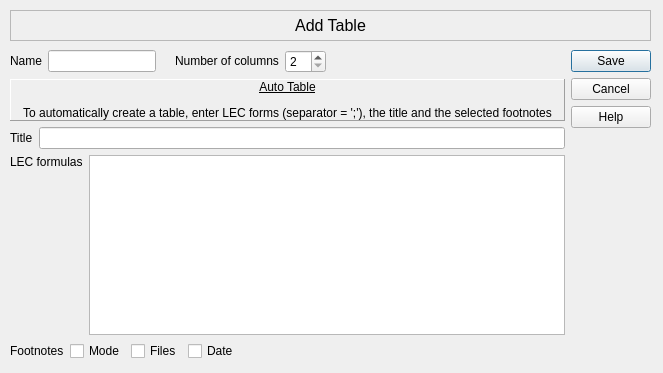
Before: the Qt Designer form gui/iode_objs/new/add_table.ui in plan-be/iode, drawn with Qt 5.
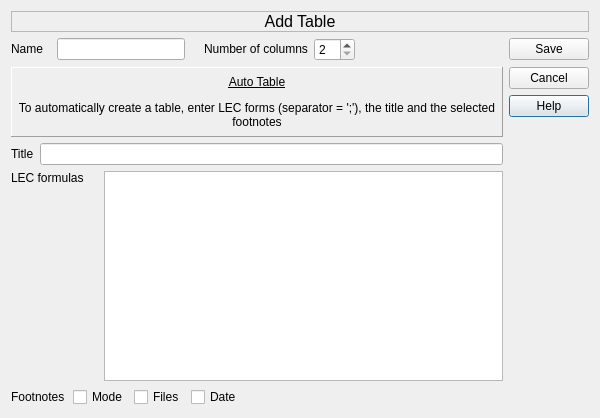
After: the same form once the commit is applied. Custom widgets are drawn as their Qt base class.

Commit message: GUI: (QIodeAddTable) enabled auto-complete in the textEdit_lec field

```diff
--- a/gui/iode_objs/new/add_table.ui
+++ b/gui/iode_objs/new/add_table.ui
@@ -6,155 +6,47 @@
    <rect>
     <x>0</x>
     <y>0</y>
-    <width>663</width>
-    <height>373</height>
+    <width>600</width>
+    <height>418</height>
    </rect>
   </property>
+  <property name="minimumSize">
+   <size>
+    <width>600</width>
+    <height>0</height>
+   </size>
+  </property>
   <property name="windowTitle">
    <string>Table</string>
   </property>
-  <widget class="QLabel" name="label_title">
-   <property name="geometry">
-    <rect>
-     <x>10</x>
-     <y>10</y>
-     <width>641</width>
-     <height>31</height>
-    </rect>
-   </property>
-   <property name="palette">
-    <palette>
-     <active>
-      <colorrole role="Highlight">
-       <brush brushstyle="SolidPattern">
-        <color alpha="255">
-         <red>0</red>
-         <green>120</green>
-         <blue>215</blue>
-        </color>
-       </brush>
-      </colorrole>
-     </active>
-     <inactive>
-      <colorrole role="Highlight">
-       <brush brushstyle="SolidPattern">
-        <color alpha="255">
-         <red>240</red>
-         <green>240</green>
-         <blue>240</blue>
-        </color>
-       </brush>
-      </colorrole>
-     </inactive>
-     <disabled>
-      <colorrole role="Highlight">
-       <brush brushstyle="SolidPattern">
-        <color alpha="255">
-         <red>0</red>
-         <green>120</green>
-         <blue>215</blue>
-        </color>
-       </brush>
-      </colorrole>
-     </disabled>
-    </palette>
-   </property>
-   <property name="font">
-    <font>
-     <pointsize>12</pointsize>
-     <bold>false</bold>
-     <strikeout>false</strikeout>
-    </font>
-   </property>
-   <property name="autoFillBackground">
-    <bool>false</bool>
-   </property>
-   <property name="frameShape">
-    <enum>QFrame::StyledPanel</enum>
-   </property>
-   <property name="frameShadow">
-    <enum>QFrame::Raised</enum>
-   </property>
-   <property name="lineWidth">
-    <number>2</number>
-   </property>
-   <property name="text">
-    <string>Add Table</string>
-   </property>
-   <property name="textFormat">
-    <enum>Qt::AutoText</enum>
-   </property>
-   <property name="alignment">
-    <set>Qt::AlignCenter</set>
-   </property>
-   <property name="wordWrap">
-    <bool>false</bool>
-   </property>
-  </widget>
-  <widget class="QWidget" name="layoutWidget">
-   <property name="geometry">
-    <rect>
-     <x>10</x>
-     <y>50</y>
-     <width>641</width>
-     <height>311</height>
-    </rect>
-   </property>
-   <layout class="QHBoxLayout" name="horizontalLayout_4">
-    <item>
-     <layout class="QVBoxLayout" name="verticalLayout_2">
-      <item>
-       <layout class="QHBoxLayout" name="horizontalLayout">
-        <item>
-         <widget class="QLabel" name="label_name">
-          <property name="sizePolicy">
-           <sizepolicy hsizetype="Fixed" vsizetype="Fixed">
-            <horstretch>0</horstretch>
-            <verstretch>0</verstretch>
-           </sizepolicy>
-          </property>
-          <property name="text">
-           <string>Name</string>
-          </property>
-         </widget>
-        </item>
-        <item>
-         <widget class="QLineEdit" name="lineEdit_name">
-          <property name="sizePolicy">
-           <sizepolicy hsizetype="Minimum" vsizetype="Fixed">
-            <horstretch>0</horstretch>
-            <verstretch>0</verstretch>
-           </sizepolicy>
-          </property>
-         </widget>
-        </item>
-        <item>
-         <widget class="QLabel" name="label">
-          <property name="sizePolicy">
-           <sizepolicy hsizetype="Fixed" vsizetype="Fixed">
-            <horstretch>0</horstretch>
-            <verstretch>0</verstretch>
-           </sizepolicy>
-          </property>
-          <property name="text">
-           <string/>
-          </property>
-         </widget>
-        </item>
-        <item>
-         <widget class="QLabel" name="label_nb_columns">
-          <property name="sizePolicy">
-           <sizepolicy hsizetype="Fixed" vsizetype="Fixed">
-            <horstretch>0</horstretch>
-            <verstretch>0</verstretch>
-           </sizepolicy>
-          </property>
-          <property name="text">
-           <string>Number of columns</string>
-          </property>
-         </widget>
-        </item>
-        <item>
+  <layout class="QGridLayout" name="gridLayout">
+   <item row="8" column="8" colspan="3">
+    <spacer name="horizontalSpacer_2">
+     <property name="orientation">
+      <enum>Qt::Horizontal</enum>
+     </property>
+     <property name="sizeHint" stdset="0">
+      <size>
+       <width>243</width>
+       <height>20</height>
+      </size>
+     </property>
+    </spacer>
+   </item>
+   <item row="7" column="0" colspan="3">
+    <spacer name="verticalSpacer">
+     <property name="orientation">
+      <enum>Qt::Vertical</enum>
+     </property>
+     <property name="sizeHint" stdset="0">
+      <size>
+       <width>20</width>
+       <height>174</height>
+      </size>
+     </property>
+    </spacer>
+   </item>
+   <item row="1" column="9">
          <widget class="QSpinBox" name="spinBox_nb_columns">
           <property name="sizePolicy">
            <sizepolicy hsizetype="Fixed" vsizetype="Fixed">
@@ -170,22 +62,14 @@
           </property>
          </widget>
         </item>
-        <item>
-         <spacer name="horizontalSpacer">
-          <property name="orientation">
-           <enum>Qt::Horizontal</enum>
-          </property>
-          <property name="sizeHint" stdset="0">
-           <size>
-            <width>68</width>
-            <height>20</height>
-           </size>
-          </property>
-         </spacer>
-        </item>
-       </layout>
-      </item>
-      <item>
+   <item row="5" column="0">
+    <widget class="QLabel" name="label_table_title">
+     <property name="text">
+      <string>Title</string>
+     </property>
+    </widget>
+   </item>
+   <item row="2" column="0" rowspan="3" colspan="11">
        <widget class="QLabel" name="label_auto_table">
         <property name="palette">
          <palette>
@@ -284,23 +168,49 @@
         </property>
        </widget>
       </item>
-      <item>
-       <layout class="QHBoxLayout" name="horizontalLayout_2">
-        <item>
-         <widget class="QLabel" name="label_table_title">
-          <property name="text">
-           <string>Title</string>
-          </property>
-         </widget>
-        </item>
-        <item>
+   <item row="1" column="10">
+    <spacer name="horizontalSpacer">
+     <property name="orientation">
+      <enum>Qt::Horizontal</enum>
+     </property>
+     <property name="sizeHint" stdset="0">
+      <size>
+       <width>147</width>
+       <height>20</height>
+      </size>
+     </property>
+    </spacer>
+   </item>
+   <item row="5" column="1" colspan="10">
          <widget class="QLineEdit" name="lineEdit_table_title"/>
         </item>
-       </layout>
-      </item>
-      <item>
-       <layout class="QGridLayout" name="gridLayout">
-        <item row="0" column="0">
+   <item row="4" column="11" rowspan="5">
+    <spacer>
+     <property name="orientation">
+      <enum>Qt::Vertical</enum>
+     </property>
+     <property name="sizeHint" stdset="0">
+      <size>
+       <width>20</width>
+       <height>277</height>
+      </size>
+     </property>
+    </spacer>
+   </item>
+   <item row="8" column="5">
+    <widget class="QCheckBox" name="checkBox_files">
+     <property name="sizePolicy">
+      <sizepolicy hsizetype="Fixed" vsizetype="Fixed">
+       <horstretch>0</horstretch>
+       <verstretch>0</verstretch>
+      </sizepolicy>
+     </property>
+     <property name="text">
+      <string>Files</string>
+     </property>
+    </widget>
+   </item>
+   <item row="6" column="0" colspan="4">
          <widget class="QLabel" name="label_lec">
           <property name="sizePolicy">
            <sizepolicy hsizetype="Fixed" vsizetype="Fixed">
@@ -313,70 +223,14 @@
           </property>
          </widget>
         </item>
-        <item row="1" column="0">
-         <spacer name="verticalSpacer">
-          <property name="orientation">
-           <enum>Qt::Vertical</enum>
-          </property>
-          <property name="sizeHint" stdset="0">
-           <size>
-            <width>20</width>
-            <height>108</height>
-           </size>
-          </property>
-         </spacer>
-        </item>
-        <item row="0" column="1" rowspan="2">
-         <widget class="QTextEdit" name="textEdit_lec">
+   <item row="6" column="4" rowspan="2" colspan="7">
+    <widget class="QIodeCompleteTextEdit" name="textEdit_lec">
           <property name="toolTip">
            <string>&lt;html&gt;&lt;head/&gt;&lt;body&gt;&lt;p&gt;LEC formulas separated by sem-colons ';'&lt;/p&gt;&lt;/body&gt;&lt;/html&gt;</string>
           </property>
          </widget>
         </item>
-       </layout>
-      </item>
-      <item>
-       <layout class="QHBoxLayout" name="horizontalLayout_3">
-        <item>
-         <widget class="QLabel" name="label_footnotes">
-          <property name="sizePolicy">
-           <sizepolicy hsizetype="Fixed" vsizetype="Fixed">
-            <horstretch>0</horstretch>
-            <verstretch>0</verstretch>
-           </sizepolicy>
-          </property>
-          <property name="text">
-           <string>Footnotes</string>
-          </property>
-         </widget>
-        </item>
-        <item>
-         <widget class="QCheckBox" name="checkBox_mode">
-          <property name="sizePolicy">
-           <sizepolicy hsizetype="Fixed" vsizetype="Fixed">
-            <horstretch>0</horstretch>
-            <verstretch>0</verstretch>
-           </sizepolicy>
-          </property>
-          <property name="text">
-           <string>Mode</string>
-          </property>
-         </widget>
-        </item>
-        <item>
-         <widget class="QCheckBox" name="checkBox_files">
-          <property name="sizePolicy">
-           <sizepolicy hsizetype="Fixed" vsizetype="Fixed">
-            <horstretch>0</horstretch>
-            <verstretch>0</verstretch>
-           </sizepolicy>
-          </property>
-          <property name="text">
-           <string>Files</string>
-          </property>
-         </widget>
-        </item>
-        <item>
+   <item row="8" column="6" colspan="2">
          <widget class="QCheckBox" name="checkBox_date">
           <property name="sizePolicy">
            <sizepolicy hsizetype="Fixed" vsizetype="Fixed">
@@ -389,26 +243,49 @@
           </property>
          </widget>
         </item>
-        <item>
-         <spacer name="horizontalSpacer_2">
-          <property name="orientation">
-           <enum>Qt::Horizontal</enum>
-          </property>
-          <property name="sizeHint" stdset="0">
-           <size>
-            <width>218</width>
-            <height>20</height>
-           </size>
-          </property>
-         </spacer>
-        </item>
-       </layout>
-      </item>
-     </layout>
-    </item>
-    <item>
-     <layout class="QVBoxLayout" name="verticalLayout">
-      <item>
+   <item row="3" column="11">
+    <widget class="QPushButton" name="helpButton">
+     <property name="sizePolicy">
+      <sizepolicy hsizetype="Fixed" vsizetype="Fixed">
+       <horstretch>0</horstretch>
+       <verstretch>0</verstretch>
+      </sizepolicy>
+     </property>
+     <property name="text">
+      <string>Help</string>
+     </property>
+     <property name="shortcut">
+      <string>F1</string>
+     </property>
+    </widget>
+   </item>
+   <item row="8" column="3" colspan="2">
+    <widget class="QCheckBox" name="checkBox_mode">
+     <property name="sizePolicy">
+      <sizepolicy hsizetype="Fixed" vsizetype="Fixed">
+       <horstretch>0</horstretch>
+       <verstretch>0</verstretch>
+      </sizepolicy>
+     </property>
+     <property name="text">
+      <string>Mode</string>
+     </property>
+    </widget>
+   </item>
+   <item row="8" column="0" colspan="3">
+    <widget class="QLabel" name="label_footnotes">
+     <property name="sizePolicy">
+      <sizepolicy hsizetype="Fixed" vsizetype="Fixed">
+       <horstretch>0</horstretch>
+       <verstretch>0</verstretch>
+      </sizepolicy>
+     </property>
+     <property name="text">
+      <string>Footnotes</string>
+     </property>
+    </widget>
+   </item>
+   <item row="1" column="11">
        <widget class="QPushButton" name="saveButton">
         <property name="sizePolicy">
          <sizepolicy hsizetype="Fixed" vsizetype="Fixed">
@@ -424,7 +301,118 @@
         </property>
        </widget>
       </item>
-      <item>
+   <item row="1" column="7" colspan="2">
+    <widget class="QLabel" name="label_nb_columns">
+     <property name="sizePolicy">
+      <sizepolicy hsizetype="Fixed" vsizetype="Fixed">
+       <horstretch>0</horstretch>
+       <verstretch>0</verstretch>
+      </sizepolicy>
+     </property>
+     <property name="text">
+      <string>Number of columns</string>
+     </property>
+    </widget>
+   </item>
+   <item row="0" column="0" colspan="12">
+    <widget class="QLabel" name="label_title">
+     <property name="palette">
+      <palette>
+       <active>
+        <colorrole role="Highlight">
+         <brush brushstyle="SolidPattern">
+          <color alpha="255">
+           <red>0</red>
+           <green>120</green>
+           <blue>215</blue>
+          </color>
+         </brush>
+        </colorrole>
+       </active>
+       <inactive>
+        <colorrole role="Highlight">
+         <brush brushstyle="SolidPattern">
+          <color alpha="255">
+           <red>240</red>
+           <green>240</green>
+           <blue>240</blue>
+          </color>
+         </brush>
+        </colorrole>
+       </inactive>
+       <disabled>
+        <colorrole role="Highlight">
+         <brush brushstyle="SolidPattern">
+          <color alpha="255">
+           <red>0</red>
+           <green>120</green>
+           <blue>215</blue>
+          </color>
+         </brush>
+        </colorrole>
+       </disabled>
+      </palette>
+     </property>
+     <property name="font">
+      <font>
+       <pointsize>12</pointsize>
+       <bold>false</bold>
+       <strikeout>false</strikeout>
+      </font>
+     </property>
+     <property name="autoFillBackground">
+      <bool>false</bool>
+     </property>
+     <property name="frameShape">
+      <enum>QFrame::StyledPanel</enum>
+     </property>
+     <property name="frameShadow">
+      <enum>QFrame::Raised</enum>
+     </property>
+     <property name="lineWidth">
+      <number>2</number>
+     </property>
+     <property name="text">
+      <string>Add Table</string>
+     </property>
+     <property name="textFormat">
+      <enum>Qt::AutoText</enum>
+     </property>
+     <property name="alignment">
+      <set>Qt::AlignCenter</set>
+     </property>
+     <property name="wordWrap">
+      <bool>false</bool>
+     </property>
+    </widget>
+   </item>
+   <item row="1" column="0" colspan="2">
+    <widget class="QLabel" name="label_name">
+     <property name="sizePolicy">
+      <sizepolicy hsizetype="Fixed" vsizetype="Fixed">
+       <horstretch>0</horstretch>
+       <verstretch>0</verstretch>
+      </sizepolicy>
+     </property>
+     <property name="text">
+      <string>Name</string>
+     </property>
+    </widget>
+   </item>
+   <item row="1" column="6">
+    <widget class="QLabel" name="label">
+     <property name="sizePolicy">
+      <sizepolicy hsizetype="Fixed" vsizetype="Fixed">
+       <horstretch>0</horstretch>
+       <verstretch>0</verstretch>
+      </sizepolicy>
+     </property>
+     <property name="text">
+      <string/>
+     </property>
+    </widget>
+   </item>
+   <item row="2" column="11">
        <widget class="QPushButton" name="cancelButton">
         <property name="sizePolicy">
          <sizepolicy hsizetype="Fixed" vsizetype="Fixed">
@@ -440,40 +428,25 @@
         </property>
        </widget>
       </item>
-      <item>
-       <widget class="QPushButton" name="helpButton">
+   <item row="1" column="2" colspan="4">
+    <widget class="QLineEdit" name="lineEdit_name">
         <property name="sizePolicy">
-         <sizepolicy hsizetype="Fixed" vsizetype="Fixed">
+      <sizepolicy hsizetype="Minimum" vsizetype="Fixed">
           <horstretch>0</horstretch>
           <verstretch>0</verstretch>
          </sizepolicy>
         </property>
-        <property name="text">
-         <string>Help</string>
-        </property>
-        <property name="shortcut">
-         <string>F1</string>
-        </property>
-       </widget>
-      </item>
-      <item>
-       <spacer>
-        <property name="orientation">
-         <enum>Qt::Vertical</enum>
-        </property>
-        <property name="sizeHint" stdset="0">
-         <size>
-          <width>20</width>
-          <height>40</height>
-         </size>
-        </property>
-       </spacer>
-      </item>
-     </layout>
-    </item>
-   </layout>
-  </widget>
- </widget>
+    </widget>
+   </item>
+  </layout>
+ </widget>
+ <customwidgets>
+  <customwidget>
+   <class>QIodeCompleteTextEdit</class>
+   <extends>QPlainTextEdit</extends>
+   <header>custom_widgets/complete_text_edit.h</header>
+  </customwidget>
+ </customwidgets>
  <resources/>
  <connections>
   <connection>
```
Lines whose indentation alone changed are shown as unchanged. The commit also changes 2 other files.
